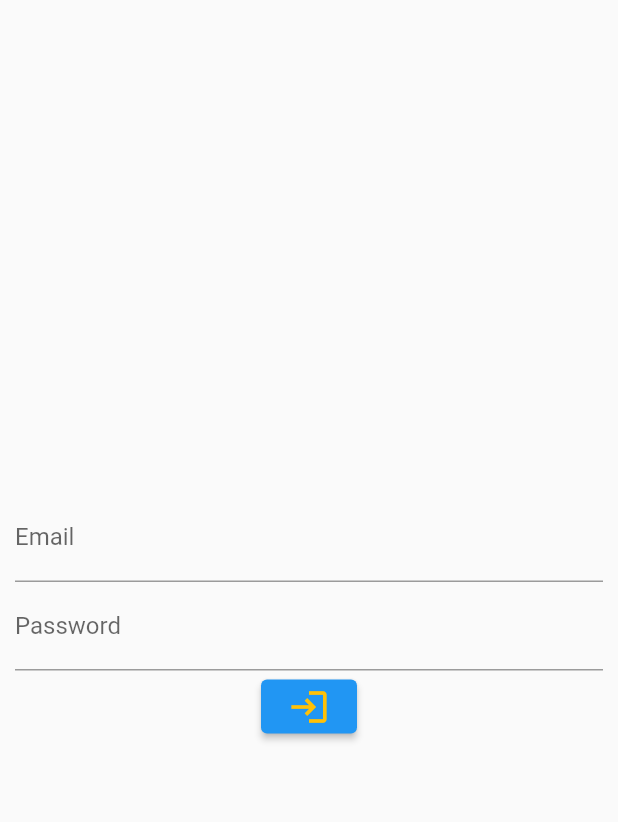
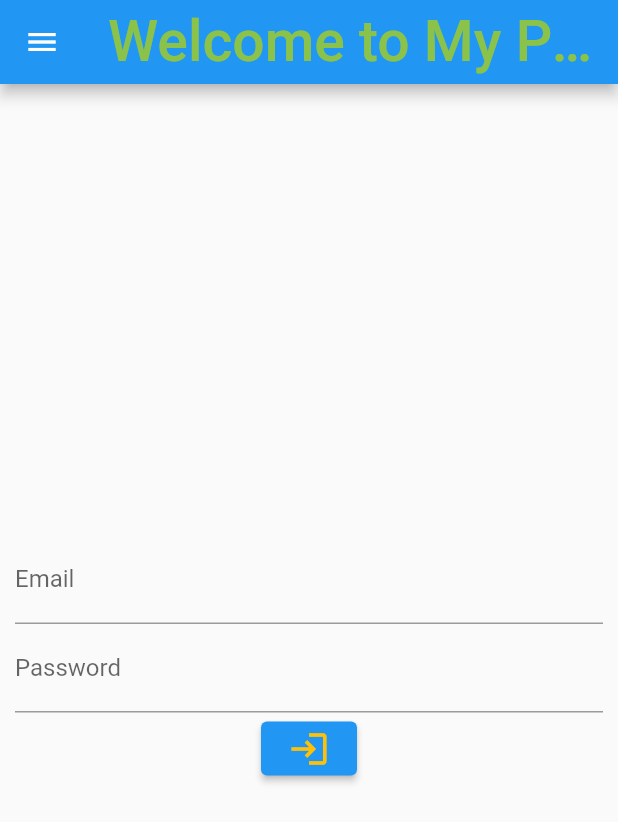
Before and after one commit to RamandeepSingh-IntelligentComputing/IoTTraining, a Flutter app: the screen it shows after launch, on a phone screen of 412 x 824 dp. Shown: the top 822 px of the screen. Run offline on Flutter 3.47's test engine with Material 2 defaults, Android fonts, the phone set to English and light mode, and no system bars; our stand-ins replace fluttertoast.

Commit message:
Scaffold added

```diff
--- a/IotFlutterTraining/lib/customwidgets/CustomWidgets.dart
+++ b/IotFlutterTraining/lib/customwidgets/CustomWidgets.dart
@@ -31,5 +31,25 @@ class loginwidget extends StatelessWidget {
       ),),
     );
   }
+}
+
+class extendedLoginWidget extends StatelessWidget{
+  Widget login = loginwidget();
+  @override
+  Widget build(BuildContext context) {
+    return (Scaffold(
+      appBar: AppBar(title: Text("Welcome to My Page",
+        style: TextStyle(fontSize: 38,color:Colors.lightGreen),),),
+      body: login,
+      drawer: Drawer(child: Column(mainAxisAlignment: MainAxisAlignment.center,
+        children: [
+        Text("App Name"),
+        Text("Description"),
+        Text("ver 1.0.1"),
+      ],),
+
+      ),
+    ));
+  }
 
 }
--- a/IotFlutterTraining/lib/main.dart
+++ b/IotFlutterTraining/lib/main.dart
@@ -6,7 +6,7 @@ import 'customwidgets/CustomWidgets.dart';
 
 void main() {
   runApp(MaterialApp(
-    home: loginwidget(),
+    home: extendedLoginWidget(),
   ));
 }
 
```
